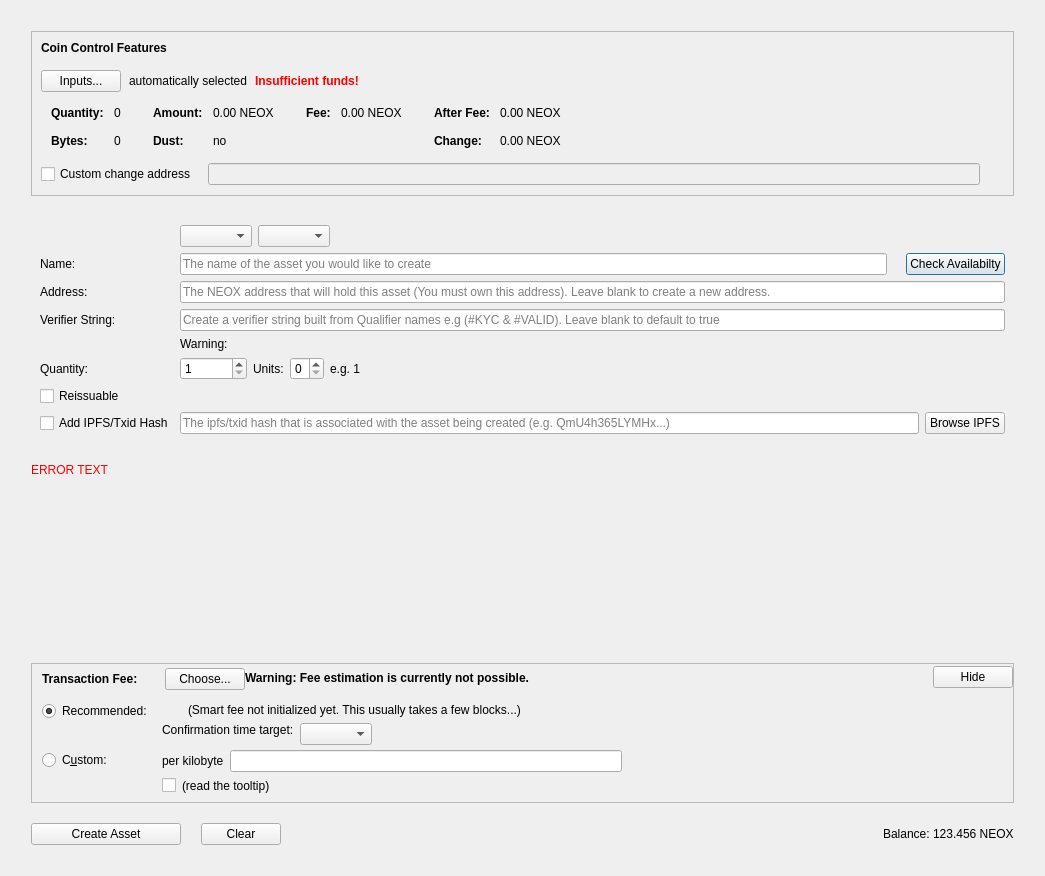
Above: src/qt/forms/createassetdialog.ui from SmartMemeCoin/SMARTMEME-source before the change. Below: the same form after it.
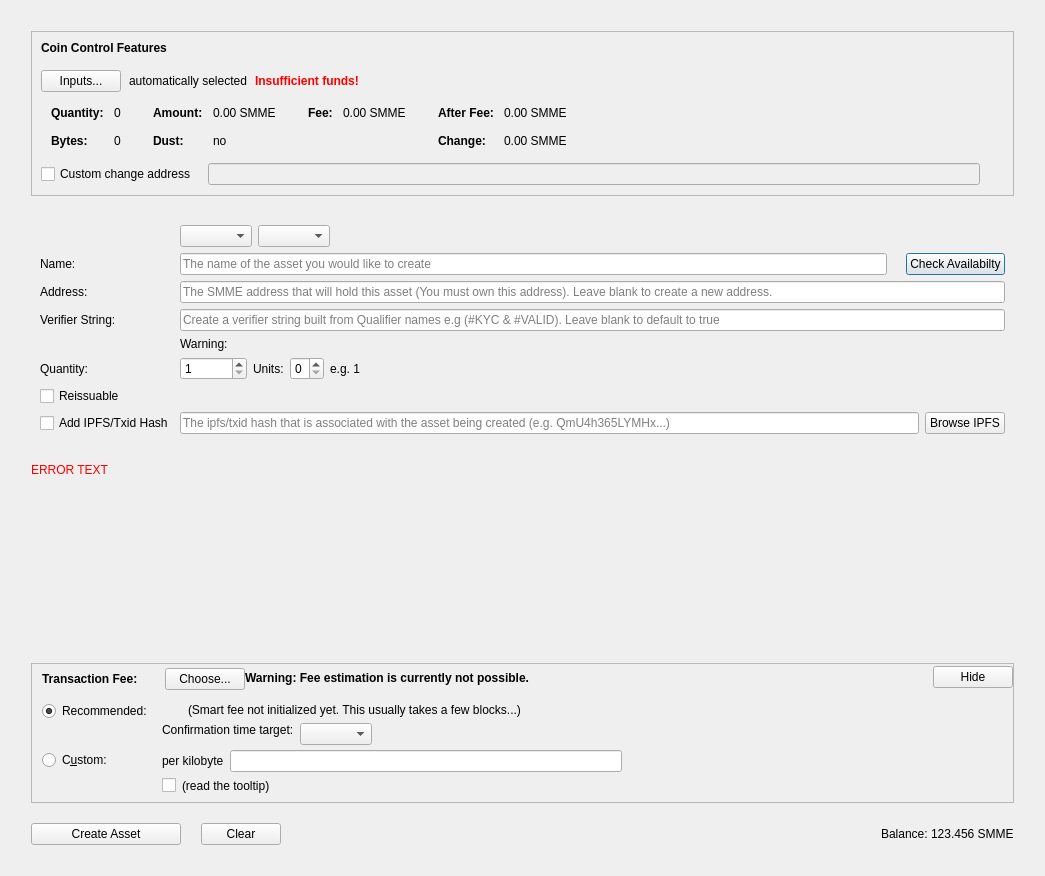
That is the form after the change. Custom widgets are drawn as their Qt base class.

```diff
--- a/src/qt/forms/createassetdialog.ui
+++ b/src/qt/forms/createassetdialog.ui
@@ -338,7 +338,7 @@
                     <enum>Qt::ActionsContextMenu</enum>
                    </property>
                    <property name="text">
-                    <string notr="true">0.00 NEOX</string>
+                    <string notr="true">0.00 SMME</string>
                    </property>
                    <property name="textInteractionFlags">
                     <set>Qt::LinksAccessibleByMouse|Qt::TextSelectableByKeyboard|Qt::TextSelectableByMouse</set>
@@ -418,7 +418,7 @@
                     <enum>Qt::ActionsContextMenu</enum>
                    </property>
                    <property name="text">
-                    <string notr="true">0.00 NEOX</string>
+                    <string notr="true">0.00 SMME</string>
                    </property>
                    <property name="textInteractionFlags">
                     <set>Qt::LinksAccessibleByMouse|Qt::TextSelectableByKeyboard|Qt::TextSelectableByMouse</set>
@@ -469,7 +469,7 @@
                     <enum>Qt::ActionsContextMenu</enum>
                    </property>
                    <property name="text">
-                    <string notr="true">0.00 NEOX</string>
+                    <string notr="true">0.00 SMME</string>
                    </property>
                    <property name="textInteractionFlags">
                     <set>Qt::LinksAccessibleByMouse|Qt::TextSelectableByKeyboard|Qt::TextSelectableByMouse</set>
@@ -498,7 +498,7 @@
                     <enum>Qt::ActionsContextMenu</enum>
                    </property>
                    <property name="text">
-                    <string notr="true">0.00 NEOX</string>
+                    <string notr="true">0.00 SMME</string>
                    </property>
                    <property name="textInteractionFlags">
                     <set>Qt::LinksAccessibleByMouse|Qt::TextSelectableByKeyboard|Qt::TextSelectableByMouse</set>
@@ -748,7 +748,7 @@
            <string/>
           </property>
           <property name="placeholderText">
-           <string>The NEOX address that will hold this asset (You must own this address). Leave blank to create a new address.</string>
+           <string>The SMME address that will hold this asset (You must own this address). Leave blank to create a new address.</string>
           </property>
          </widget>
         </item>
@@ -1401,7 +1401,7 @@
             <enum>Qt::RightToLeft</enum>
            </property>
            <property name="text">
-            <string>123.456 NEOX</string>
+            <string>123.456 SMME</string>
            </property>
           </widget>
          </item>
```
